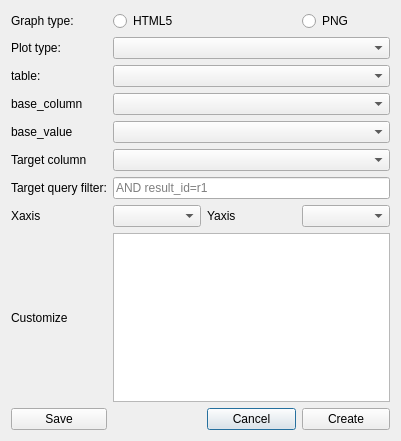
The window that core/ui/my_toolbar/dlg_static.ui (Giswater/gw_plotmanage_plugin) describes before a commit, drawn with Qt 5.
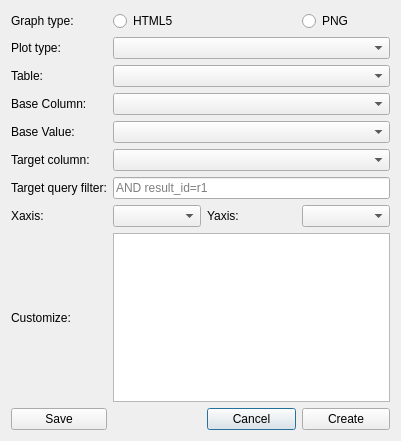
The same window after the commit.

```diff
--- a/core/ui/my_toolbar/dlg_static.ui
+++ b/core/ui/my_toolbar/dlg_static.ui
@@ -22,14 +22,14 @@
      <item row="9" column="2">
       <widget class="QLabel" name="label_9">
        <property name="text">
-        <string>Yaxis</string>
+        <string>Yaxis:</string>
        </property>
       </widget>
      </item>
      <item row="7" column="0">
       <widget class="QLabel" name="label_6">
        <property name="text">
-        <string>Target column</string>
+        <string>Target column:</string>
        </property>
       </widget>
      </item>
@@ -43,7 +43,7 @@
      <item row="4" column="0">
       <widget class="QLabel" name="label">
        <property name="text">
-        <string>table:</string>
+        <string>Table:</string>
        </property>
       </widget>
      </item>
@@ -53,7 +53,7 @@
      <item row="9" column="0">
       <widget class="QLabel" name="label_8">
        <property name="text">
-        <string>Xaxis</string>
+        <string>Xaxis:</string>
        </property>
       </widget>
      </item>
@@ -70,7 +70,7 @@
      <item row="5" column="0">
       <widget class="QLabel" name="label_2">
        <property name="text">
-        <string>base_column</string>
+        <string>Base Column:</string>
        </property>
       </widget>
      </item>
@@ -121,7 +121,7 @@
      <item row="6" column="0">
       <widget class="QLabel" name="label_5">
        <property name="text">
-        <string>base_value</string>
+        <string>Base Value:</string>
        </property>
       </widget>
      </item>
@@ -152,7 +152,7 @@
      <item row="10" column="0">
       <widget class="QLabel" name="label_10">
        <property name="text">
-        <string>Customize</string>
+        <string>Customize:</string>
        </property>
       </widget>
      </item>
```
